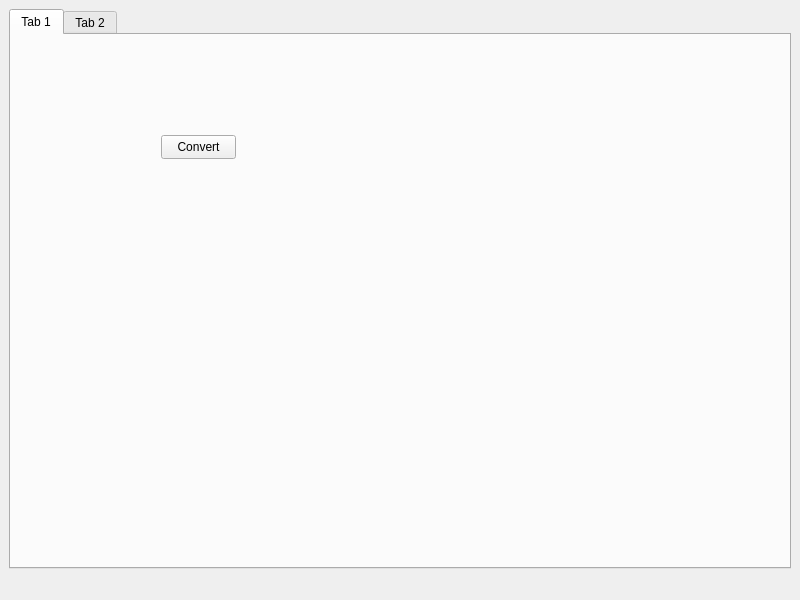
Old version of the form src/ui_main.ui in the repository SManAT/ODT2Html.
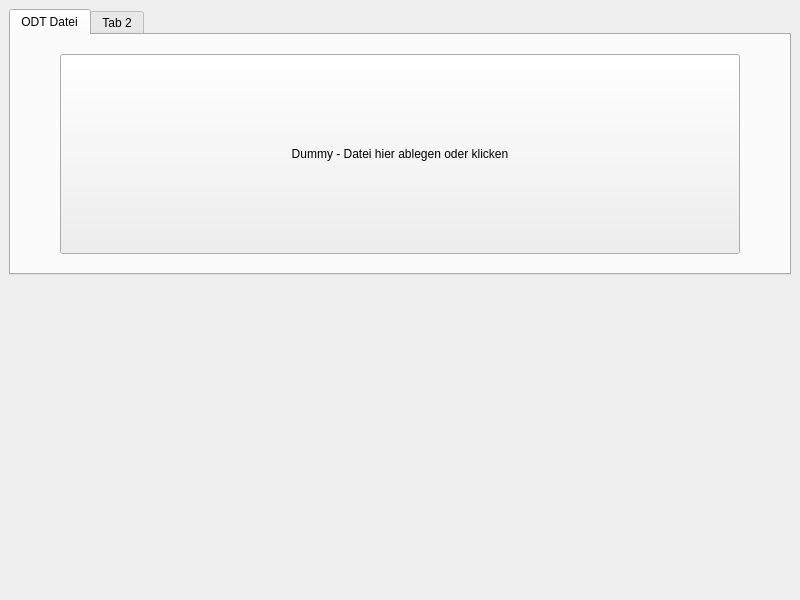
New version of the form.

The edit to the form file:
```diff
--- a/src/ui_main.ui
+++ b/src/ui_main.ui
@@ -17,25 +17,48 @@
    <layout class="QGridLayout" name="gridLayout">
     <item row="0" column="0">
      <layout class="QGridLayout" name="gridLayout_2">
-      <item row="0" column="0">
+      <item row="0" column="0" alignment="Qt::AlignTop">
        <widget class="QTabWidget" name="tabWidget">
         <widget class="QWidget" name="tab">
          <attribute name="title">
-          <string>Tab 1</string>
+          <string>ODT Datei</string>
          </attribute>
-         <widget class="QPushButton" name="convertBtn">
-          <property name="geometry">
-           <rect>
-            <x>150</x>
-            <y>100</y>
-            <width>75</width>
-            <height>24</height>
-           </rect>
-          </property>
-          <property name="text">
-           <string>Convert</string>
-          </property>
-         </widget>
+         <layout class="QVBoxLayout" name="verticalLayout">
+          <item>
+           <widget class="QWidget" name="dropWidget" native="true">
+            <layout class="QHBoxLayout" name="dropLayout">
+             <property name="leftMargin">
+              <number>40</number>
+             </property>
+             <property name="rightMargin">
+              <number>40</number>
+             </property>
+             <item>
+              <widget class="QPushButton" name="convertBtn">
+               <property name="minimumSize">
+                <size>
+                 <width>0</width>
+                 <height>200</height>
+                </size>
+               </property>
+               <property name="maximumSize">
+                <size>
+                 <width>16777215</width>
+                 <height>200</height>
+                </size>
+               </property>
+               <property name="text">
+                <string>Dummy - Datei hier ablegen oder klicken</string>
+               </property>
+               <property name="flat">
+                <bool>false</bool>
+               </property>
+              </widget>
+             </item>
+            </layout>
+           </widget>
+          </item>
+         </layout>
         </widget>
         <widget class="QWidget" name="tab_2">
          <attribute name="title">
```
Left out of the diff: 2 changed lines with no effect on the pictures.
